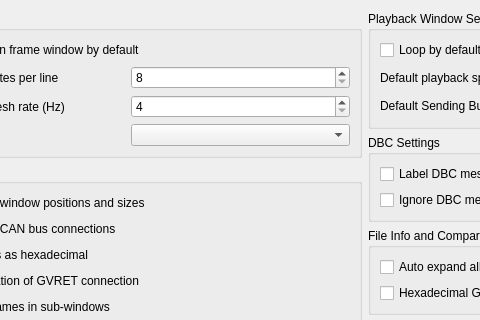
Old version of the form ui/mainsettingsdialog.ui in the repository mitchdetailed/SavvyCAN; both pictures show x 118 to 598 and y 0 to 320 of the 965 by 852 pixel window.
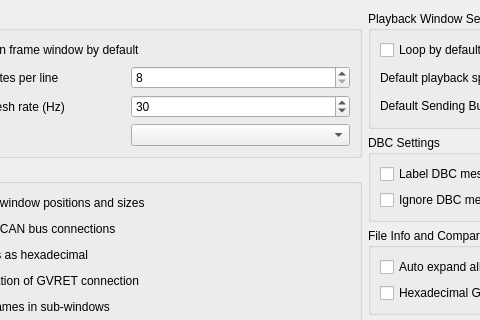
New version of the form.

Commit message:
Default the main window refresh rate to 30 Hz
4 Hz makes the frame table visibly lag behind live traffic. 30 Hz reads as
smooth without being wasteful, and the 4-100 range is unchanged for anyone who
wants something else.

All four places that carried the old default now agree: the two reads in
mainwindow, the settings dialog's read, and the spin box's value in the .ui.
Leaving any of them at 4 would have shown one figure in preferences while the
timer ran at another.

Only affects installations with no saved value - an existing Main/RefreshRateHz
is still honoured.

The edit to the form file:
```diff
--- a/ui/mainsettingsdialog.ui
+++ b/ui/mainsettingsdialog.ui
@@ -71,7 +71,7 @@
              <number>100</number>
             </property>
             <property name="value">
-             <number>4</number>
+             <number>30</number>
             </property>
            </widget>
           </item>
```
The commit also changes 2 other files.
